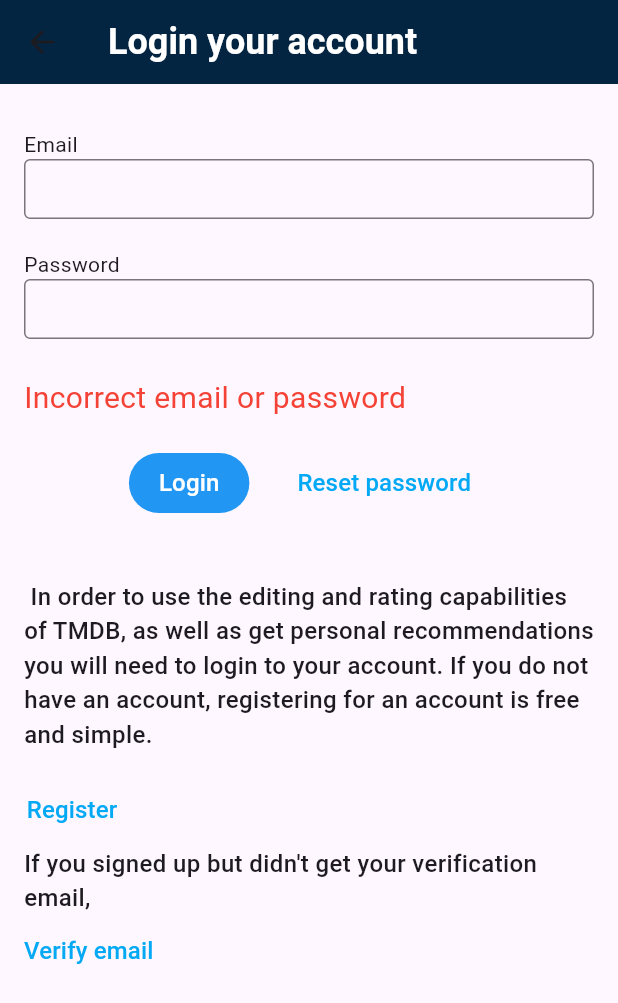
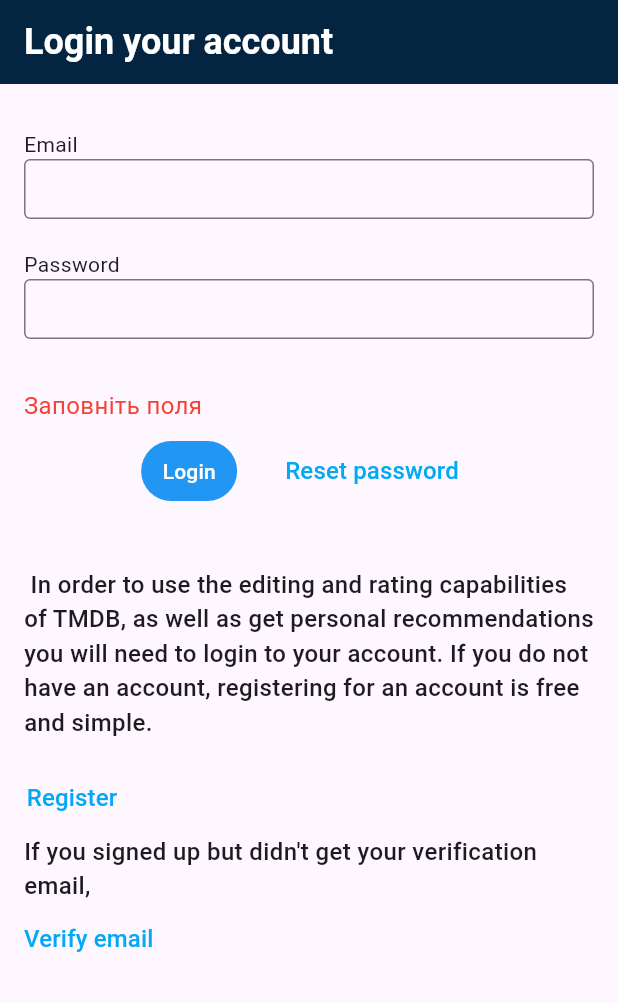
Before and after one commit to M1seryy/flutter_tmdb, a Flutter app: the screen it shows after launch, after a tap on "Login", on a phone screen of 412 x 824 dp. Shown: the top 1003 px of the screen. Run offline on Flutter 3.47's test engine with Material 3 defaults, Android fonts, the phone set to English and light mode, and no system bars; our stand-ins replace flutter_secure_storage; missing offline and left inert: dart:ffi; network calls fail.

Commit message:
exeptions auth

```diff
--- /dev/null
+++ b/lib/domain/dataProvider/ProviderInherited.dart
@@ -0,0 +1,53 @@
+import 'package:flutter/material.dart';
+
+class ModelProvider<Model extends ChangeNotifier> extends InheritedNotifier {
+  final Model model;
+  final Widget child;
+  const ModelProvider({
+    super.key,
+    required this.model,
+    required this.child,
+  }) : super(child: child, notifier: model);
+
+  static Model? watch<Model extends ChangeNotifier>(BuildContext context) {
+    return context
+        .dependOnInheritedWidgetOfExactType<ModelProvider<Model>>()
+        ?.model;
+  }
+
+  static Model? read<Model extends ChangeNotifier>(BuildContext context) {
+    final widget = context
+        .getElementForInheritedWidgetOfExactType<ModelProvider<Model>>()
+        ?.widget;
+    return widget is ModelProvider<Model> ? widget.model : null;
+  }
+}
+
+class InheritedProvider<Model> extends InheritedNotifier {
+  final Model model;
+  final Widget child;
+  const InheritedProvider({
+    super.key,
+    required this.model,
+    required this.child,
+  }) : super(
+          child: child,
+        );
+
+  static Model? watch<Model extends ChangeNotifier>(BuildContext context) {
+    return context
+        .dependOnInheritedWidgetOfExactType<InheritedProvider<Model>>()
+        ?.model;
+  }
+
+  static Model? read<Model extends ChangeNotifier>(BuildContext context) {
+    final widget = context
+        .getElementForInheritedWidgetOfExactType<InheritedProvider<Model>>()
+        ?.widget;
+    return widget is InheritedProvider<Model> ? widget.model : null;
+  }
+@override
+  bool updateShouldNotify(InheritedProvider oldWidget) {
+    return model != oldWidget.model;
+  }
+}
--- a/lib/main.dart
+++ b/lib/main.dart
@@ -2,17 +2,26 @@ import 'dart:ffi';
 
 import 'package:flutter/material.dart';
 import 'package:movie_tmdb/Theme/appColors.dart';
+import 'package:movie_tmdb/main_model.dart';
 import 'package:movie_tmdb/widgets/auth/auth_model.dart';
+import 'package:movie_tmdb/widgets/navigation/mainNavigation.dart';
 import 'package:movie_tmdb/widgets/screens/mainScreen/mainScreen.dart';
 import 'package:movie_tmdb/widgets/details/MovieDetails.dart';
 import 'package:movie_tmdb/widgets/auth/authLogin.dart';
 
-void main() {
-  runApp(const MyApp());
+void main() async {
+  WidgetsFlutterBinding.ensureInitialized();
+  final model = MainModel();
+  await model.checkAuth();
+  runApp(MyApp(
+    model: model,
+  ));
 }
 
 class MyApp extends StatelessWidget {
-  const MyApp({super.key});
+  static final mainNav = MainNavigation();
+  final MainModel model;
+  const MyApp({required this.model});
 
   // This widget is the root of your application.
   @override
@@ -28,41 +37,9 @@ class MyApp extends StatelessWidget {
               unselectedItemColor: Colors.white,
               selectedItemColor: Colors.lightBlue),
           iconTheme: const IconThemeData(color: Colors.white)),
-      routes: {
-        '/auth': (context) => AuthProvider(model: AuthModel(), child: const Authlogin()),
-        "/main": (context) => const MainScreen(),
-        "/main/details": (context) {
-          final id = ModalRoute.of(context)?.settings.arguments;
-          if (id is int) {
-            return Moviedetails(movieId: id);
-          } else {
-            return Moviedetails(movieId: 1);
-          }
-        },
-      },
-      onGenerateRoute: (RouteSettings settings) {
-        return MaterialPageRoute<void>(builder: (context) {
-          return Scaffold(
-            appBar: AppBar(
-              iconTheme: const IconThemeData(color: Colors.white),
-              title: const Text(
-                "Error",
-                style: TextStyle(
-                    color: Colors.white,
-                    fontSize: 20,
-                    fontWeight: FontWeight.w600),
-              ),
-            ),
-            body: const Center(
-              child: Text(
-                "404 Page not found",
-                style: TextStyle(fontSize: 25, fontWeight: FontWeight.w600),
-              ),
-            ),
-          );
-        });
-      },
-      initialRoute: "/auth",
+      routes: mainNav.routes,
+      onGenerateRoute: mainNav.onGenerateRoute,
+      initialRoute: mainNav.initialRoute(model.isAuth),
     );
   }
 }
--- /dev/null
+++ b/lib/main_model.dart
@@ -0,0 +1,13 @@
+import 'package:movie_tmdb/domain/dataProvider/sessionDataProvider.dart';
+
+class MainModel {
+  final _session = Sessiondataprovider();
+  var _isAuth = false;
+
+  bool get isAuth => _isAuth;
+
+  Future<void> checkAuth() async {
+    final sessionId = await _session.getSession();
+    _isAuth = sessionId != null;
+  }
+}
--- a/lib/widgets/auth/authLogin.dart
+++ b/lib/widgets/auth/authLogin.dart
@@ -1,6 +1,7 @@
 import 'package:flutter/material.dart';
 import 'package:flutter/services.dart';
 import 'package:movie_tmdb/Theme/button_style.dart';
+import 'package:movie_tmdb/domain/dataProvider/ProviderInherited.dart';
 import 'package:movie_tmdb/widgets/auth/auth_model.dart';
 
 class Authlogin extends StatelessWidget {
@@ -45,7 +46,7 @@ class _AuthInputs extends StatelessWidget {
 
   @override
   Widget build(BuildContext context) {
-    final model = AuthProvider.read(context)?.model;
+    final model = ModelProvider.read<AuthModel>(context);
     return Column(
       crossAxisAlignment: CrossAxisAlignment.start,
       children: [
@@ -86,35 +87,26 @@ class _AuthInputs extends StatelessWidget {
     );
   }
 }
+
 class _loginButtonWidget extends StatelessWidget {
   const _loginButtonWidget({super.key});
 
   @override
   Widget build(BuildContext context) {
-    final model = AuthProvider.watch(context)?.model;
-    final canPressButton = model?.canAuth ?? false;
+    final model = ModelProvider.watch<AuthModel>(context);
 
     return TextButton(
+      onPressed: model?.canAuth == true
+          ? () async => await model?.auth(context)
+          : null,
       style: ButtonStyle(
-        padding: MaterialStateProperty.all(
-          const EdgeInsets.symmetric(horizontal: 20, vertical: 8),
-        ),
         backgroundColor: MaterialStateProperty.all(
-          canPressButton ? Colors.blue : Colors.grey,
+          model?.canAuth == true ? Colors.blue : Colors.grey,
         ),
       ),
-      onPressed: canPressButton
-          ? () async {
-              await model?.auth(context);
-            }
-          : null,
       child: const Text(
         'Login',
-        style: TextStyle(
-          fontSize: 16,
-          fontWeight: FontWeight.w500,
-          color: Colors.white,
-        ),
+        style: TextStyle(color: Colors.white),
       ),
     );
   }
@@ -125,18 +117,16 @@ class ErrorMessageWidget extends StatelessWidget {
 
   @override
   Widget build(BuildContext context) {
-    final errorMessage = AuthProvider.watch(context)?.model.errorMessage;
+    final errorMessage = ModelProvider.watch<AuthModel>(context)?.errorMessage;
     if (errorMessage == null) return const SizedBox.shrink();
-    return const Column(
-      children: [
-        Text(
-          "Incorrect email or password",
-          style: TextStyle(color: Colors.red, fontSize: 20),
-        ),
-        SizedBox(
-          height: 18,
-        ),
-      ],
+
+    return Padding(
+      padding: const EdgeInsets.symmetric(vertical: 8.0),
+      child: Text(
+        errorMessage,
+        style: const TextStyle(color: Colors.red, fontSize: 16),
+        textAlign: TextAlign.center,
+      ),
     );
   }
 }
--- a/lib/widgets/auth/auth_model.dart
+++ b/lib/widgets/auth/auth_model.dart
@@ -1,5 +1,9 @@
+import 'dart:async';
+
 import 'package:flutter/material.dart';
 import 'package:movie_tmdb/domain/api_client/api.dart';
+import 'package:movie_tmdb/domain/dataProvider/sessionDataProvider.dart';
+import 'package:movie_tmdb/widgets/navigation/mainNavigation.dart';
 
 class AuthModel extends ChangeNotifier {
   final api_Client = api_client();
@@ -11,45 +15,70 @@ class AuthModel extends ChangeNotifier {
   bool _canAuth = true;
   bool get canAuth => _canAuth;
   bool get authInProcces => !_canAuth;
-
   Future<void> auth(BuildContext context) async {
-    print("start");
     final login = emailController.text;
     final password = passwordController.text;
+
     if (login.isEmpty || password.isEmpty) {
       _errorMessage = "Заповніть поля";
       notifyListeners();
       return;
     }
+
     _errorMessage = null;
     _canAuth = false;
     notifyListeners();
-    final sessionId = await api_client().auth(login: login, password: password);
-    _canAuth = true;
+    String? sessionId;
+    try {
+      sessionId = await api_Client.auth(login: login, password: password);
+      print("session ID $sessionId");
+      _canAuth = true;
+      notifyListeners();
+
+      _canAuth = true;
+      notifyListeners();
+
+      // Перевіряємо, чи компонент ще змонтований у контексті
+    } on ApiClientErrors catch (e) {
+      print("error switch");
+      switch (e.type) {
+        case ApiClientExpeptionType.Network:
+          _errorMessage = "Сервер недоступний";
+        case ApiClientExpeptionType.Auth:
+          _errorMessage = "Неправильний логін або пароль";
+        case ApiClientExpeptionType.Other:
+          _errorMessage = "Сталася помилка спробуйте ще раз";
+      }
+    }
     notifyListeners();
-    print("auth");
+    if (sessionId == null) {
+      notifyListeners();
+      return;
+    }
+    await Sessiondataprovider().setSession(sessionId);
+
     if (context.mounted) {
-      Navigator.of(context).push;
+      Navigator.of(context).pushReplacementNamed(MainNavRoutes.mainScreen);
     }
   }
 }
 
-class AuthProvider extends InheritedNotifier {
-  final AuthModel model;
-  final Widget child;
-  const AuthProvider({
-    super.key,
-    required this.model,
-    required this.child,
-  }) : super(child: child, notifier: model);
+// class AuthProvider extends InheritedNotifier {
+//   final AuthModel model;
+//   final Widget child;
+//   const AuthProvider({
+//     super.key,
+//     required this.model,
+//     required this.child,
+//   }) : super(child: child, notifier: model);
 
-  static AuthProvider? watch(BuildContext context) {
-    return context.dependOnInheritedWidgetOfExactType<AuthProvider>();
-  }
+//   static AuthProvider? watch(BuildContext context) {
+//     return context.dependOnInheritedWidgetOfExactType<AuthProvider>();
+//   }
 
-  static AuthProvider? read(BuildContext context) {
-    final widget =
-        context.getElementForInheritedWidgetOfExactType<AuthProvider>()?.widget;
-    return widget is AuthProvider ? widget : null;
-  }
-}
+//   static AuthProvider? read(BuildContext context) {
+//     final widget =
+//         context.getElementForInheritedWidgetOfExactType<AuthProvider>()?.widget;
+//     return widget is AuthProvider ? widget : null;
+//   }
+// }
--- a/lib/widgets/movieList/movieList.dart
+++ b/lib/widgets/movieList/movieList.dart
@@ -1,4 +1,5 @@
 import 'package:flutter/material.dart';
+import 'package:movie_tmdb/widgets/navigation/mainNavigation.dart';
 
 class Movie {
   final int id;
@@ -94,7 +95,7 @@ class _MovielistState extends State<Movielist> {
 
   void onMovieDetails(int index) {
     final id = _movies[index].id;
-    Navigator.of(context).pushNamed("/main/details", arguments: id);
+    Navigator.of(context).pushNamed(MainNavRoutes.movieDetails, arguments: id);
   }
 
   @override
--- /dev/null
+++ b/lib/widgets/navigation/mainNavigation.dart
@@ -0,0 +1,54 @@
+import 'package:flutter/material.dart';
+import 'package:movie_tmdb/domain/dataProvider/ProviderInherited.dart';
+import 'package:movie_tmdb/widgets/auth/authLogin.dart';
+import 'package:movie_tmdb/widgets/auth/auth_model.dart';
+import 'package:movie_tmdb/widgets/details/MovieDetails.dart';
+import 'package:movie_tmdb/widgets/screens/mainScreen/mainScreen.dart';
+import 'package:movie_tmdb/widgets/screens/mainScreen/mainScreen_model.dart';
+
+abstract class MainNavRoutes {
+  static const auth = "auth";
+  static const mainScreen = "/";
+  static const movieDetails = "/details";
+}
+
+class MainNavigation {
+  String initialRoute(bool isAuth) =>
+      isAuth ? MainNavRoutes.mainScreen : MainNavRoutes.auth;
+  final routes = <String, Widget Function(BuildContext)>{
+    MainNavRoutes.auth: (context) =>
+        ModelProvider(model: AuthModel(), child: const Authlogin()),
+    MainNavRoutes.mainScreen: (context) =>
+        ModelProvider(model: MainscreenModel(), child: const MainScreen()),
+  };
+  Route<Object> onGenerateRoute(RouteSettings setting) {
+    switch (setting.name) {
+      case MainNavRoutes.movieDetails:
+        final arguments = setting.arguments;
+        final movieId = arguments is int ? arguments : 0;
+        return MaterialPageRoute(
+            builder: (context) => Moviedetails(movieId: movieId));
+      default:
+        return MaterialPageRoute(
+            builder: (context) => Scaffold(
+                  appBar: AppBar(
+                    iconTheme: const IconThemeData(color: Colors.white),
+                    title: const Text(
+                      "Error",
+                      style: TextStyle(
+                          color: Colors.white,
+                          fontSize: 20,
+                          fontWeight: FontWeight.w600),
+                    ),
+                  ),
+                  body: const Center(
+                    child: Text(
+                      "404 Page not found",
+                      style:
+                          TextStyle(fontSize: 25, fontWeight: FontWeight.w600),
+                    ),
+                  ),
+                ));
+    }
+  }
+}
--- /dev/null
+++ b/lib/widgets/screens/mainScreen/mainScreen_model.dart
@@ -0,0 +1,4 @@
+import 'package:flutter/material.dart';
+
+class MainscreenModel extends ChangeNotifier {
+}
--- a/pubspec.yaml
+++ b/pubspec.yaml
@@ -36,6 +36,7 @@ dependencies:
   # Use with the CupertinoIcons class for iOS style icons.
   cupertino_icons: ^1.0.6
   http: ^1.2.2
+  flutter_secure_storage: ^9.2.4
 
 dev_dependencies:
   flutter_test:
```
Also changed, not shown: lib/domain/api_client/api.dart (+46 -6 lines), lib/domain/dataProvider/sessionDataProvider.dart (added, +16 -0 lines), lib/widgets/screens/mainScreen/mainScreen.dart (+9 -0 lines), pubspec.lock, 15 other files.
